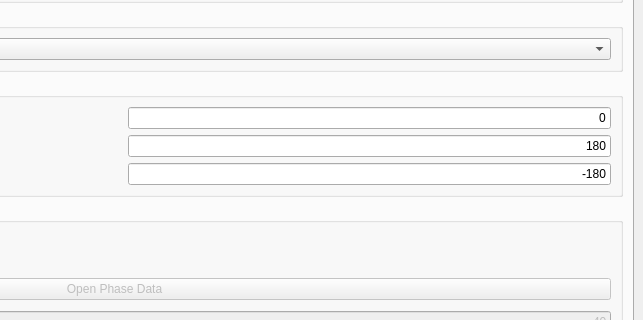
This is ui/main_window.ui in yn4k4nishi/aemwel_viewer as Qt 5 draws it before an edit; both pictures show x 434 to 1077 and y 151 to 471 of the 1077 by 759 pixel window. The edited form follows.
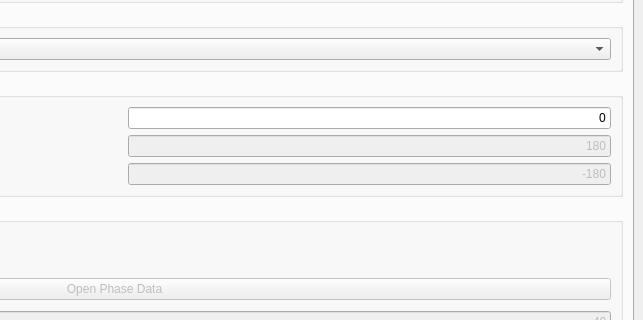
This is the edited form.

Commit message: :sparkles: Feature : min max

Patch:
```diff
--- a/ui/main_window.ui
+++ b/ui/main_window.ui
@@ -224,6 +224,9 @@
                  </item>
                  <item row="2" column="2">
                   <widget class="QLineEdit" name="lineEdit_phase_max">
+                   <property name="enabled">
+                    <bool>false</bool>
+                   </property>
                    <property name="sizePolicy">
                     <sizepolicy hsizetype="Minimum" vsizetype="Fixed">
                      <horstretch>0</horstretch>
@@ -233,6 +236,9 @@
                    <property name="text">
                     <string>180</string>
                    </property>
+                   <property name="frame">
+                    <bool>true</bool>
+                   </property>
                    <property name="alignment">
                     <set>Qt::AlignRight|Qt::AlignTrailing|Qt::AlignVCenter</set>
                    </property>
@@ -250,6 +256,9 @@
                  </item>
                  <item row="3" column="2">
                   <widget class="QLineEdit" name="lineEdit_phase_min">
+                   <property name="enabled">
+                    <bool>false</bool>
+                   </property>
                    <property name="sizePolicy">
                     <sizepolicy hsizetype="Minimum" vsizetype="Fixed">
                      <horstretch>0</horstretch>
```
The commit also changes 2 other files.
